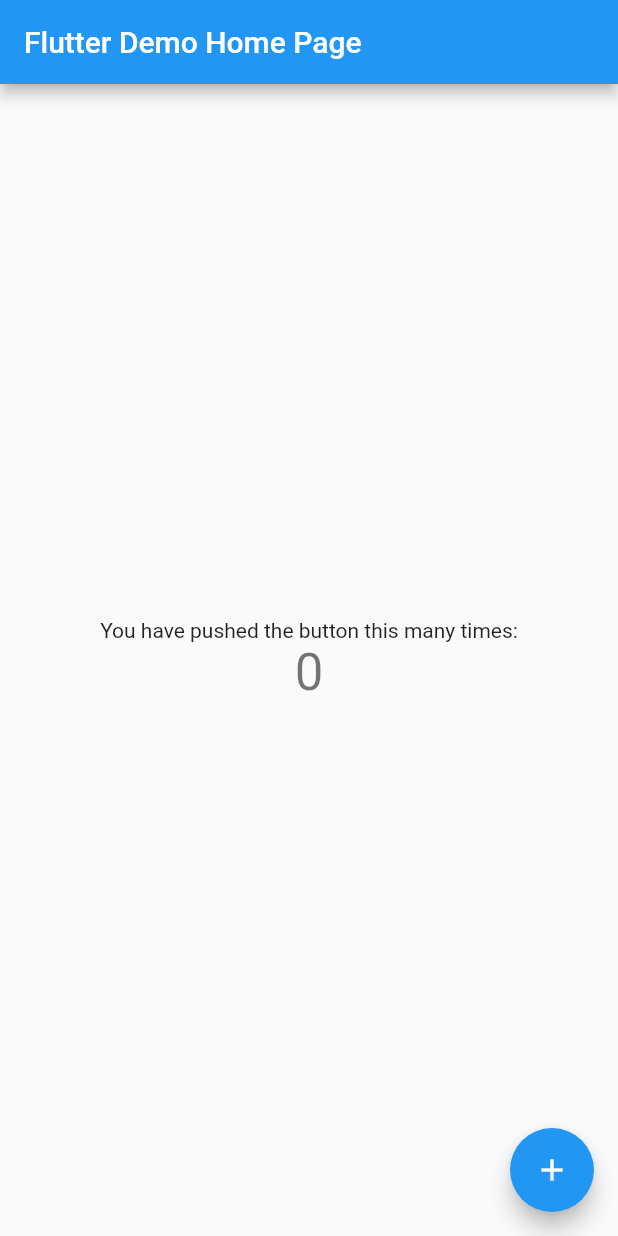
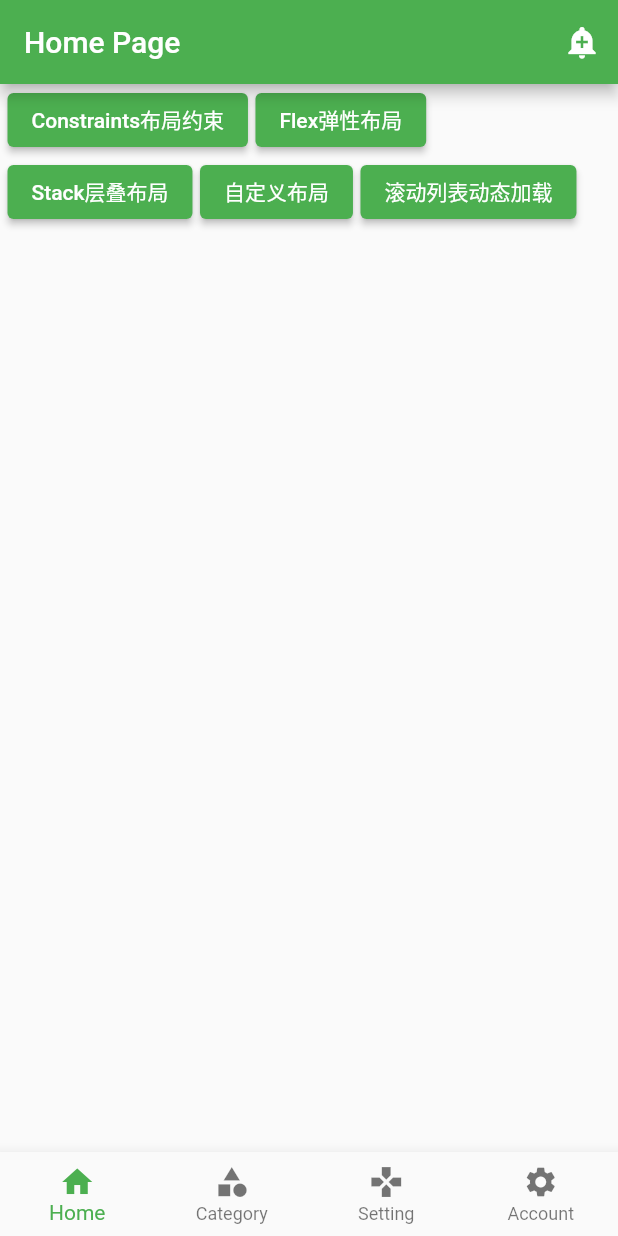
Before and after one commit to liximing127/flutter-demo, a Flutter app: the screen it shows after launch, on a phone screen of 412 x 824 dp. Run offline on Flutter 3.47's test engine with Material 2 defaults, Android fonts, the phone set to English and light mode, and no system bars.

Commit message:
Flutter Layout

```diff
--- /dev/null
+++ b/flutter_demo/lib/account/account_page.dart
@@ -0,0 +1,17 @@
+import 'package:flutter/material.dart';
+
+class AccountPage extends StatefulWidget{
+  static String routeName = "account";
+  const AccountPage({Key? key}) : super(key: key);
+  @override
+  State<StatefulWidget> createState() => _AccountPageState();
+}
+
+class _AccountPageState extends State<AccountPage>{
+  @override
+  Widget build(BuildContext context) {
+    return const Center(
+      child: Text("account"),
+    );
+  }
+}
--- /dev/null
+++ b/flutter_demo/lib/home/home_page.dart
@@ -0,0 +1,77 @@
+import 'package:flutter/material.dart';
+
+import '../exercise/layout_test1.dart';
+import '../exercise/scrollable.dart';
+
+class HomePage extends StatefulWidget{
+  static String routeName = "home";
+  const HomePage({Key? key}) : super(key: key);
+  @override
+  State<StatefulWidget> createState() => _HomePageState();
+}
+
+class _HomePageState extends State<HomePage>{
+  @override
+  Widget build(BuildContext context) {
+    return Scaffold(
+      appBar: AppBar(
+        title: Row(
+          textDirection: TextDirection.ltr,
+          children: const <Widget>[
+             Text("Home Page")
+          ],
+        ),
+        actions: <Widget>[
+          IconButton(
+            tooltip: "This is Current Alert",
+            icon: const Icon(Icons.add_alert),
+            onPressed: () {},
+          ),
+        ],
+      ),
+      body: Padding(
+        padding: const EdgeInsets.only(left: 5, right: 5),
+        child: Wrap(
+          children: <Widget>[
+            MyElevatedButton(title: "Constraints布局约束", widget: const LayoutConstraints()),
+            MyElevatedButton(title: "Flex弹性布局", widget: const LayoutFlex()),
+            MyElevatedButton(title: "Stack层叠布局", widget: const LayoutStack()),
+            MyElevatedButton(title: "自定义布局", widget: const MyLayout()),
+            MyElevatedButton(title: "滚动列表动态加载", widget:const MyScrollable()),
+          ],
+        ),
+      )
+    );
+  }
+}
+
+class MyElevatedButton extends StatefulWidget{
+  String? _title ;
+  Widget? _widget;
+  MyElevatedButton({String? title, Widget? widget, Key? key}) : super(key: key){
+    _title = title;
+    _widget = widget;
+  }
+  @override
+  State<MyElevatedButton> createState() => _MyElevatedButtonState();
+}
+
+class _MyElevatedButtonState extends State<MyElevatedButton> {
+  @override
+  Widget build(BuildContext context) {
+    return Padding(
+      padding: const EdgeInsets.only(right: 5),
+      child: ElevatedButton(
+        child: Text(widget._title ?? ""),
+        onPressed: (){
+          Navigator.push(context, MaterialPageRoute(
+              builder: (context){
+                return widget._widget!;
+              }
+          )
+          );
+        },
+      ),
+    );
+  }
+}
--- a/flutter_demo/lib/main.dart
+++ b/flutter_demo/lib/main.dart
@@ -1,4 +1,5 @@
 import 'package:flutter/material.dart';
+import 'main/router.dart';
 
 void main() {
   runApp(const MyApp());
@@ -6,110 +7,23 @@ void main() {
 
 class MyApp extends StatelessWidget {
   const MyApp({Key? key}) : super(key: key);
-
-  // This widget is the root of your application.
   @override
   Widget build(BuildContext context) {
     return MaterialApp(
-      title: 'Flutter Demo',
       theme: ThemeData(
-        // This is the theme of your application.
-        //
-        // Try running your application with "flutter run". You'll see the
-        // application has a blue toolbar. Then, without quitting the app, try
-        // changing the primarySwatch below to Colors.green and then invoke
-        // "hot reload" (press "r" in the console where you ran "flutter run",
-        // or simply save your changes to "hot reload" in a Flutter IDE).
-        // Notice that the counter didn't reset back to zero; the application
-        // is not restarted.
-        primarySwatch: Colors.blue,
+        primarySwatch: Colors.green, splashColor: Colors.transparent
       ),
-      home: const MyHomePage(title: 'Flutter Demo Home Page'),
+      // theme: ThemeData.light(), // 系统默认主题
+      // darkTheme: ThemeData.dark(),
+      // highContrastTheme: ThemeData(primarySwatch: Colors.blue),
+      // highContrastDarkTheme: ThemeData(primarySwatch: Colors.red),
+      // themeMode: ThemeMode.system, // 会根据系统设置自动设置主题
+      // home: homePage(), // 配置主页，如果配置默认路由可不配置
+      initialRoute: MyRouter.initialRoute, // 初始化路由 "/" 等同于配置home属性
+      routes: MyRouter.routeTable, // 配置路由表
+      onGenerateRoute: MyRouter.onGenerateRoute, // 生成路由表 ：在路由表中没有匹配时调用
+      onUnknownRoute: MyRouter.unKnownRoute, // 未知路由配置 ：home，routes, onGenerate找不到时
+      debugShowCheckedModeBanner: false, // 不显示DEBUG
     );
   }
 }
-
-class MyHomePage extends StatefulWidget {
-  const MyHomePage({Key? key, required this.title}) : super(key: key);
-
-  // This widget is the home page of your application. It is stateful, meaning
-  // that it has a State object (defined below) that contains fields that affect
-  // how it looks.
-
-  // This class is the configuration for the state. It holds the values (in this
-  // case the title) provided by the parent (in this case the App widget) and
-  // used by the build method of the State. Fields in a Widget subclass are
-  // always marked "final".
-
-  final String title;
-
-  @override
-  State<MyHomePage> createState() => _MyHomePageState();
-}
-
-class _MyHomePageState extends State<MyHomePage> {
-  int _counter = 0;
-
-  void _incrementCounter() {
-    setState(() {
-      // This call to setState tells the Flutter framework that something has
-      // changed in this State, which causes it to rerun the build method below
-      // so that the display can reflect the updated values. If we changed
-      // _counter without calling setState(), then the build method would not be
-      // called again, and so nothing would appear to happen.
-      _counter++;
-    });
-  }
-
-  @override
-  Widget build(BuildContext context) {
-    // This method is rerun every time setState is called, for instance as done
-    // by the _incrementCounter method above.
-    //
-    // The Flutter framework has been optimized to make rerunning build methods
-    // fast, so that you can just rebuild anything that needs updating rather
-    // than having to individually change instances of widgets.
-    return Scaffold(
-      appBar: AppBar(
-        // Here we take the value from the MyHomePage object that was created by
-        // the App.build method, and use it to set our appbar title.
-        title: Text(widget.title),
-      ),
-      body: Center(
-        // Center is a layout widget. It takes a single child and positions it
-        // in the middle of the parent.
-        child: Column(
-          // Column is also a layout widget. It takes a list of children and
-          // arranges them vertically. By default, it sizes itself to fit its
-          // children horizontally, and tries to be as tall as its parent.
-          //
-          // Invoke "debug painting" (press "p" in the console, choose the
-          // "Toggle Debug Paint" action from the Flutter Inspector in Android
-          // Studio, or the "Toggle Debug Paint" command in Visual Studio Code)
-          // to see the wireframe for each widget.
-          //
-          // Column has various properties to control how it sizes itself and
-          // how it positions its children. Here we use mainAxisAlignment to
-          // center the children vertically; the main axis here is the vertical
-          // axis because Columns are vertical (the cross axis would be
-          // horizontal).
-          mainAxisAlignment: MainAxisAlignment.center,
-          children: <Widget>[
-            const Text(
-              'You have pushed the button this many times:',
-            ),
-            Text(
-              '$_counter',
-              style: Theme.of(context).textTheme.headline4,
-            ),
-          ],
-        ),
-      ),
-      floatingActionButton: FloatingActionButton(
-        onPressed: _incrementCounter,
-        tooltip: 'Increment',
-        child: const Icon(Icons.add),
-      ), // This trailing comma makes auto-formatting nicer for build methods.
-    );
-  }
-}
--- /dev/null
+++ b/flutter_demo/lib/main/router.dart
@@ -0,0 +1,40 @@
+import 'package:flutter/material.dart';
+import 'package:flutter_demo/home/home_page.dart';
+import 'package:flutter_demo/pages/maintain.dart';
+import 'package:flutter_demo/tabs/tabs.dart';
+
+import '../pages/notfound.dart';
+
+/// 1、如果是 "/" 路由到话，那么将会查找MaterialApp下home属性配置到Widget，如果不存在则使用routers配置到Widget，
+/// 2、如果上述都没有说明需要创建路由，调用onGenerateRoute来创建新的
+/// 3、如果以上都不匹配则会调用onUnknownRoute
+/// 4、如果home，routes，onGenerateRoute，onUnknownRoute全部为空则不会创建任何Navigator
+
+class MyRouter {
+  // 路由表配置
+  static final Map<String, WidgetBuilder> routeTable = {
+    '/': (context)=> const Tabs(),
+    '/home': (context)=> const HomePage(),
+  };
+  // 初始路由
+  static String initialRoute = HomePage.routeName;
+  // 生成路由
+  static RouteFactory get onGenerateRoute => (settings){
+    if (settings.name == MaintainPage.routeName) {
+      return MaterialPageRoute(
+        builder: (content){
+          return MaintainPage(settings.arguments);
+        }
+      );
+    }
+    return null;
+  };
+  // 未知路由
+  static RouteFactory get unKnownRoute => (settings){
+    return MaterialPageRoute(
+        builder: (content){
+          return NotFoundPage(settings.arguments);
+        }
+    );
+  };
+}
--- /dev/null
+++ b/flutter_demo/lib/tabs/tabs.dart
@@ -0,0 +1,64 @@
+import 'package:flutter/material.dart';
+import 'package:flutter_demo/account/account_page.dart';
+import 'package:flutter_demo/category/category_page.dart';
+import 'package:flutter_demo/home/home_page.dart';
+
+import '../setting/setting_page.dart';
+
+class Tabs extends StatefulWidget{
+  const Tabs({Key? key}) : super(key: key);
+  @override
+  State<StatefulWidget> createState() => _TabsState();
+}
+
+class _TabsState extends State<Tabs>{
+  // 控制当前选项卡变量
+  int _currentIndex = 0;
+  // 对应选项卡的切换画面
+  final _tabPages = [
+    const HomePage(),
+    const CategoryPage(),
+    const SettingPage(),
+    const AccountPage()
+  ];
+  @override
+  Widget build(BuildContext context) {
+    return Scaffold(
+      // 动态获取页面
+      body: _tabPages[_currentIndex],
+      // 配置底部导航区域
+      bottomNavigationBar: BottomNavigationBar(
+        items: _bottomNavigationBarItems, // 导航栏配置
+        fixedColor: Theme.of(context).primaryColor, // 图标和文字颜色 默认primaryColor
+        type: BottomNavigationBarType.fixed,
+        currentIndex: _currentIndex, // 当前选中
+        onTap: (index){
+          setState(() {
+            _currentIndex = index;
+          });
+        },
+      ),
+    );
+  }
+}
+
+// 配置底部导航条项目
+final List<BottomNavigationBarItem> _bottomNavigationBarItems = [
+  const BottomNavigationBarItem(
+    icon: Icon(Icons.home),
+    label: "Home",
+    // activeIcon: Icon(Icons.home) // 选中时的Icon配置
+  ),
+  const BottomNavigationBarItem(
+    icon: Icon(Icons.category),
+    label: "Category",
+  ),
+  const BottomNavigationBarItem(
+    icon: Icon(Icons.games),
+    label: "Setting",
+  ),
+  const BottomNavigationBarItem(
+    icon: Icon(Icons.settings),
+    label: "Account",
+  ),
+];
```
Also changed, not shown: flutter_demo/lib/category/category_page.dart (added, +17 -0 lines), flutter_demo/lib/exercise/layout_test1.dart (added, +228 -0 lines), flutter_demo/lib/exercise/scrollable.dart (added, +100 -0 lines), flutter_demo/lib/pages/maintain.dart (added, +18 -0 lines), flutter_demo/lib/pages/notfound.dart (added, +18 -0 lines), flutter_demo/lib/setting/setting_page.dart (added, +17 -0 lines).
